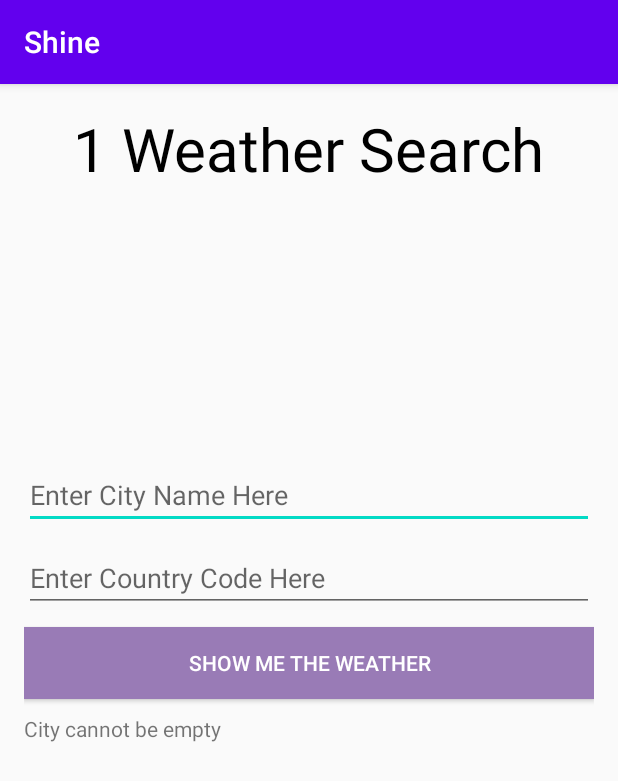
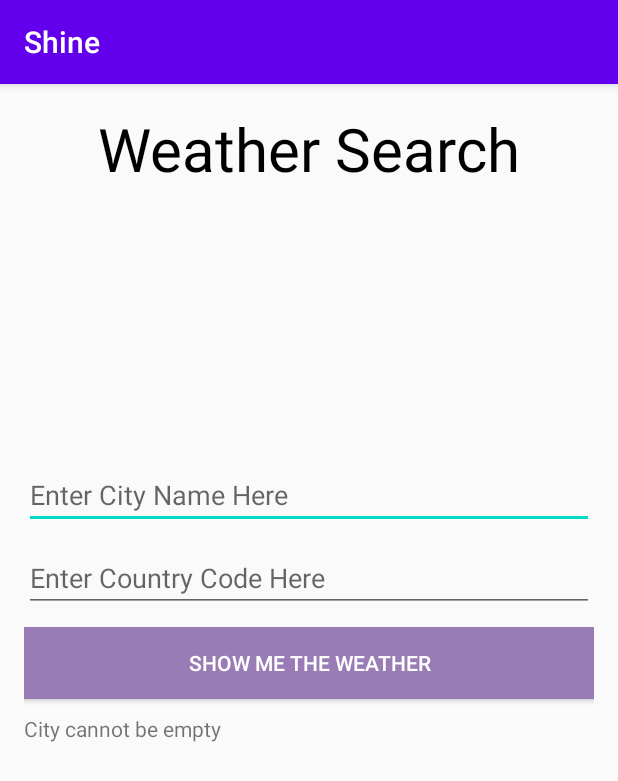
Before and after one commit to TheTravisM/Android-Weather-App, an Android app: the screen it shows after launch (MainActivity), after a tap on "SHOW ME THE WEATHER", on a phone screen of 412 x 824 dp. Shown: the top 781 px of the screen. Run offline under Robolectric (Android 15) with nearby library versions, the phone set to English and light mode, and no system bars; our stand-ins replace Volley.

Commit message:
Update String Localization

```diff
--- a/app/src/main/java/com/tm/shine/MainActivity.kt
+++ b/app/src/main/java/com/tm/shine/MainActivity.kt
@@ -24,28 +24,22 @@ class MainActivity : AppCompatActivity() {
         setContentView(R.layout.activity_main)
     }
 
-//     fun ctof(num) {
-//         f = num*9/5+32
-//         return f
-//     }
-
-
     fun getWeatherDetails(view: View) {
         var tempUrl = "http://api.weatherstack.com/current?access_key=2093b02f759229c1da497533ba4e672a&query=cincinnati"
         val etCity = findViewById<EditText>(R.id.etCity)
         val etCountry = findViewById<EditText>(R.id.etCountry)
-        val city = etCity.text.toString().trim()
+        val etCityString = etCity.text.toString().trim()
         val country = etCountry.text.toString().trim()
         val tvResult = findViewById<TextView>(R.id.tvResult)
         val queue = Volley.newRequestQueue(this)
 
-        if (city == "") {
+        if (etCityString == "") {
             tvResult.text = "City cannot be empty"
         } else {
             tempUrl = if (country != "") {
-                "$url?access_key=$appid&query=$city"
+                "$url?access_key=$appid&query=$etCityString"
             } else {
-                "$url?access_key=$appid&query=$city"
+                "$url?access_key=$appid&query=$etCityString"
             }
 
             val stringRequest = StringRequest(Request.Method.POST, tempUrl,
@@ -56,7 +50,7 @@ class MainActivity : AppCompatActivity() {
                     try {
                         val jsonResponse = JSONObject(response)
                         val jsonObjectLocation = jsonResponse.getJSONObject("location")
-                        val city = jsonObjectLocation.getInt("city").toString()
+                        val city = jsonObjectLocation.getString("name")
                         val jsonObjectCurrent = jsonResponse.getJSONObject("current")
                         val temp = jsonObjectCurrent.getInt("temperature").toString()
                         val feelslike = jsonObjectCurrent.getInt("feelslike").toString()
--- a/app/src/main/res/layout/activity_main.xml
+++ b/app/src/main/res/layout/activity_main.xml
@@ -11,8 +11,9 @@
     <TextView
         android:layout_width="wrap_content"
         android:layout_height="wrap_content"
+        android:id="@+id/tvHeading"
         android:layout_gravity="center"
-        android:text="1 Weather Search"
+        android:text="@string/TextView_Heading_Text"
         android:textColor="#000000"
         android:textSize="40sp"
         app:layout_constraintBottom_toBottomOf="parent"
@@ -32,7 +33,7 @@
             android:id="@+id/etCity"
             android:layout_marginBottom="10dp"
             android:ems="10"
-            android:hint="Enter City Name Here"
+            android:hint="@string/EditText_City_Hint_Text"
             android:inputType="textPersonName"
             android:autofillHints="" />
 
@@ -42,7 +43,7 @@
             android:id="@+id/etCountry"
             android:layout_marginBottom="10dp"
             android:ems="10"
-            android:hint="Enter Country Code Here"
+            android:hint="@string/editText_Country_Text"
             android:inputType="textPersonName"
             android:autofillHints="" />
 
@@ -54,7 +55,7 @@
             android:background="#997bb6"
             android:textColor="#FFFFFF"
             android:onClick="getWeatherDetails"
-            android:text="Show Me The Weather"
+            android:text="@string/btn_Get_Weather_Text"
             app:backgroundTint="@null"/>
 
         <ScrollView
--- a/app/src/main/res/values/strings.xml
+++ b/app/src/main/res/values/strings.xml
@@ -1,3 +1,7 @@
 <resources>
     <string name="app_name">Shine</string>
+    <string name="btn_Get_Weather_Text">Show Me The Weather</string>
+    <string name="editText_Country_Text">Enter Country Code Here</string>
+    <string name="EditText_City_Hint_Text">Enter City Name Here</string>
+    <string name="TextView_Heading_Text">Weather Search</string>
 </resources>
```
